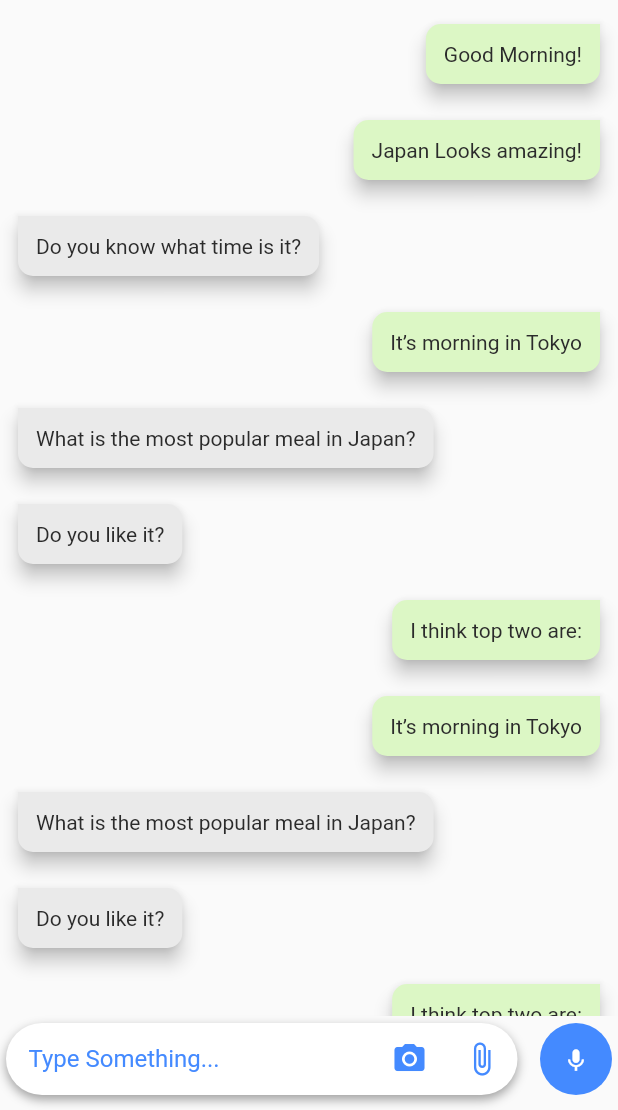
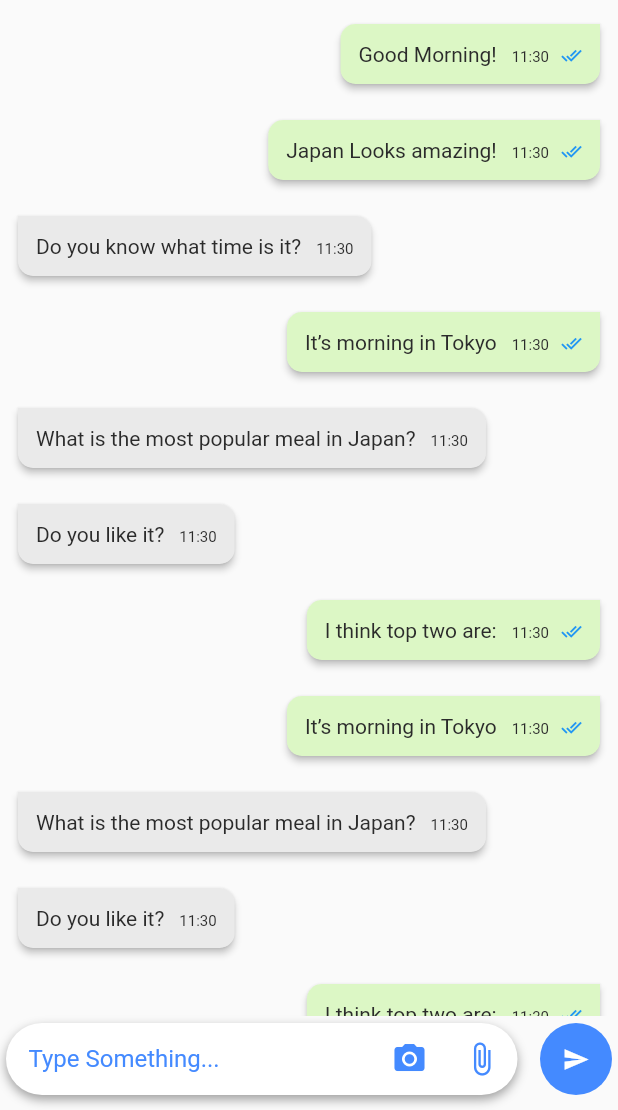
Before and after one commit to NihalSharama/sparrow, a Flutter app: the ChatRoomScreen screen opened by its route, on a phone screen of 412 x 824 dp, the part 126-1236 px from its top. Run offline on Flutter 3.47's test engine with Material 2 defaults, Android fonts, the light colour scheme and no system bars; our stand-ins replace flutter_dotenv, flutter_svg, fluttertoast, get, jwt_decoder and 1 more; missing offline and left inert: dart:ffi, localstore; Roboto replaces fonts that are missing (Poppins).

Commit message:
basic changes

```diff
--- a/lib/components/msgCard.dart
+++ b/lib/components/msgCard.dart
@@ -33,12 +33,46 @@ class MsgCardComponent extends StatelessWidget {
                   topRight: Radius.circular(10),
                   bottomLeft: Radius.circular(10),
                   bottomRight: Radius.circular(10)))),
-      elevation: 5,
+      elevation: 2,
       child: Padding(
         padding: const EdgeInsets.all(12),
-        child: Text(
-          text,
-          style: const TextStyle(color: (Color.fromARGB(255, 43, 43, 43))),
+        child: Row(
+          mainAxisSize: MainAxisSize.min,
+          crossAxisAlignment: CrossAxisAlignment.end,
+          children: [
+            Text(
+              text,
+              style: const TextStyle(color: (Color.fromARGB(255, 43, 43, 43))),
+            ),
+            const SizedBox(width: 10),
+            Text(
+              time,
+              style: const TextStyle(
+                  color: (Color.fromARGB(255, 43, 43, 43)), fontSize: 10),
+            ),
+            if (from == 'you') ...{
+              const SizedBox(width: 8),
+              if (msgStatus == 'sent') ...{
+                const Icon(
+                  Icons.done,
+                  color: Colors.grey,
+                  size: 14,
+                )
+              } else if (msgStatus == 'received') ...{
+                const Icon(
+                  Icons.done_all,
+                  color: Colors.grey,
+                  size: 14,
+                )
+              } else ...{
+                const Icon(
+                  Icons.done_all,
+                  color: Colors.blue,
+                  size: 14,
+                )
+              },
+            }
+          ],
         ),
       ),
     );
--- a/lib/controllers/chatsController.dart
+++ b/lib/controllers/chatsController.dart
@@ -1,3 +1,4 @@
+import 'package:flutter/material.dart';
 import 'package:get/state_manager.dart';
 import 'package:sparrow/services/chat-services.dart';
 
@@ -34,6 +35,7 @@ var featchedChats = [
 var featchedChatRoomDetails = {
   "roomAvatar": "assets/images/chat_avatar.png",
   "roomName": "Nihal Sharma",
+  "otherMobile": "1111111111",
   "messages": [
     {
       "text": "Good Morning!",
@@ -121,7 +123,7 @@ var featchedChatRoomDetails = {
     },
     {
       "text": "I think top two are:",
-      "msgStatus": "seen",
+      "msgStatus": "sent",
       "from": "you",
       "time": DateTime.now()
     },
@@ -131,6 +133,7 @@ var featchedChatRoomDetails = {
 class ChatsController extends GetxController {
   var chats = [].obs;
   var chatRoomDetails = {}.obs;
+  var inputMsg = TextEditingController().obs;
 
   getChats() async {
     // await ChatServices().featchChats();
@@ -143,6 +146,11 @@ class ChatsController extends GetxController {
     chatRoomDetails.value = featchedChatRoomDetails;
   }
 
+  onSendChatMsg() async {
+    await ChatServices()
+        .sendChatMsg(chatRoomDetails.value['otherMobile'], inputMsg.value.text);
+  }
+
   @override
   void onInit() {
     super.onInit();
--- a/lib/pages/chatRoom.dart
+++ b/lib/pages/chatRoom.dart
@@ -29,6 +29,7 @@ class _ChatRoomScreenState extends State<ChatRoomScreen> {
           case ConnectionState.waiting:
             return const Center(child: CircularProgressIndicator());
           case ConnectionState.done:
+            return Obx(() {
               return Scaffold(
                 body: Column(
                   children: [
@@ -59,7 +60,8 @@ class _ChatRoomScreenState extends State<ChatRoomScreen> {
                             crossAxisAlignment: CrossAxisAlignment.start,
                             children: [
                               Text(
-                              chatController.chatRoomDetails.value["roomName"],
+                                chatController
+                                    .chatRoomDetails.value["roomName"],
                                 style: const TextStyle(
                                     fontSize: 18,
                                     fontWeight: FontWeight.w600,
@@ -88,7 +90,8 @@ class _ChatRoomScreenState extends State<ChatRoomScreen> {
                               ),
                               onPressed: () {}),
                           IconButton(
-                            onPressed: () {}, icon: const Icon(Icons.more_vert))
+                              onPressed: () {},
+                              icon: const Icon(Icons.more_vert))
                         ],
                       ),
                     ),
@@ -136,11 +139,14 @@ class _ChatRoomScreenState extends State<ChatRoomScreen> {
                               ),
                               child: Row(
                                 children: [
-                                const Expanded(
+                                  Expanded(
                                     child: Padding(
-                                    padding: EdgeInsets.only(left: 15.0),
+                                      padding:
+                                          const EdgeInsets.only(left: 15.0),
                                       child: TextField(
-                                      decoration: InputDecoration(
+                                        controller:
+                                            chatController.inputMsg.value,
+                                        decoration: const InputDecoration(
                                             hintText: "Type Something...",
                                             hintStyle: TextStyle(
                                                 color: Colors.blueAccent),
@@ -166,13 +172,11 @@ class _ChatRoomScreenState extends State<ChatRoomScreen> {
                           Container(
                             padding: const EdgeInsets.all(15.0),
                             decoration: const BoxDecoration(
-                              color: Colors.blueAccent, shape: BoxShape.circle),
+                                color: Colors.blueAccent,
+                                shape: BoxShape.circle),
                             child: InkWell(
-                            child: const Icon(
-                              Icons.keyboard_voice,
-                              color: Colors.white,
-                              size: 18,
-                            ),
+                              child: (const Icon(Icons.send_sharp,
+                                  color: Colors.white, size: 18)),
                               onLongPress: () {},
                             ),
                           )
@@ -182,6 +186,7 @@ class _ChatRoomScreenState extends State<ChatRoomScreen> {
                   ],
                 ),
               );
+            });
 
           default:
             return const Text('Problem While Featching Details');
--- a/lib/utils/request-methods.dart
+++ b/lib/utils/request-methods.dart
@@ -1,5 +1,6 @@
 import 'dart:convert';
 
+import 'package:sparrow/services/auth-services.dart';
 import 'package:sparrow/utils/auth-cards-service.dart';
 import 'package:sparrow/utils/cache-manager.dart';
 import 'package:sparrow/utils/error-handlers.dart';
@@ -29,7 +30,7 @@ class RequestMethods {
       bool wasExpired = await featchTokenIfExpired(mapRes);
 
       if (wasExpired) {
-        final newAuthCards = await featchAuthCards();
+        final newAuthCards = await AuthServices().featchAuthCardsFromRefresh();
         final newToken = newAuthCards['token'];
         CacheStorage().saveAuthCards(newAuthCards);
 
@@ -70,7 +71,7 @@ class RequestMethods {
       bool wasExpired = await featchTokenIfExpired(mapRes);
 
       if (wasExpired) {
-        final newAuthCards = await featchAuthCards();
+        final newAuthCards = await AuthServices().featchAuthCardsFromRefresh();
         final newToken = newAuthCards['token'];
         CacheStorage().saveAuthCards(newAuthCards);
 
```
Also changed, not shown: lib/services/auth-services.dart (+16 -1 lines), lib/services/chat-services.dart (+14 -0 lines). Lines whose indentation alone changed are shown as unchanged.
